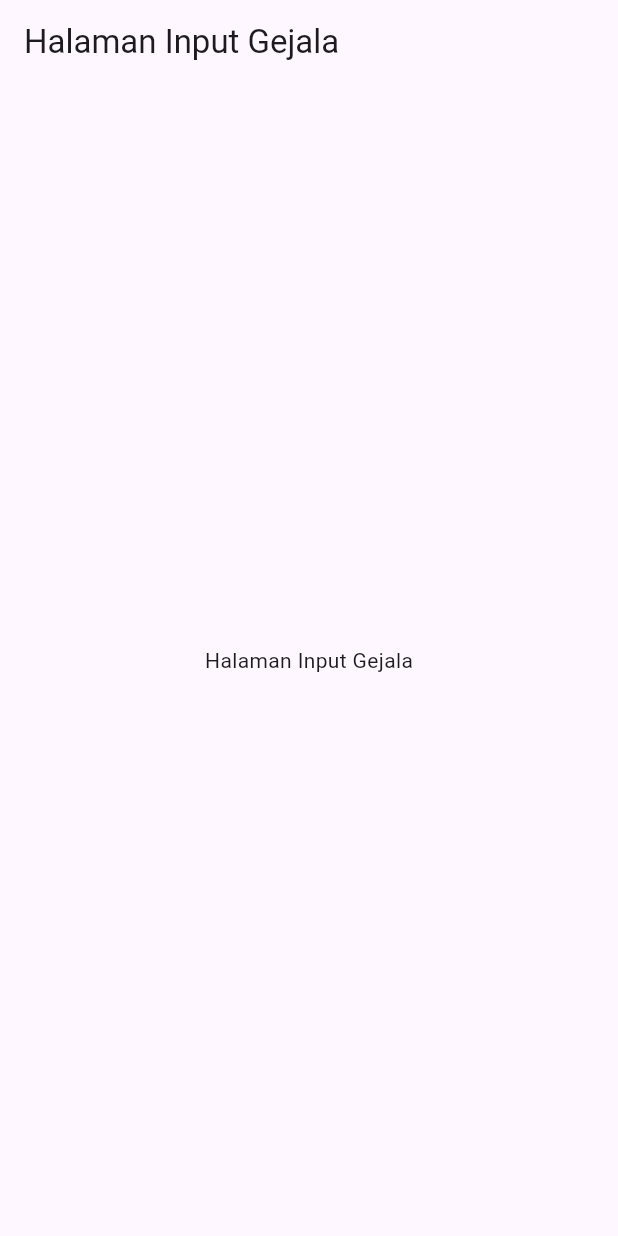
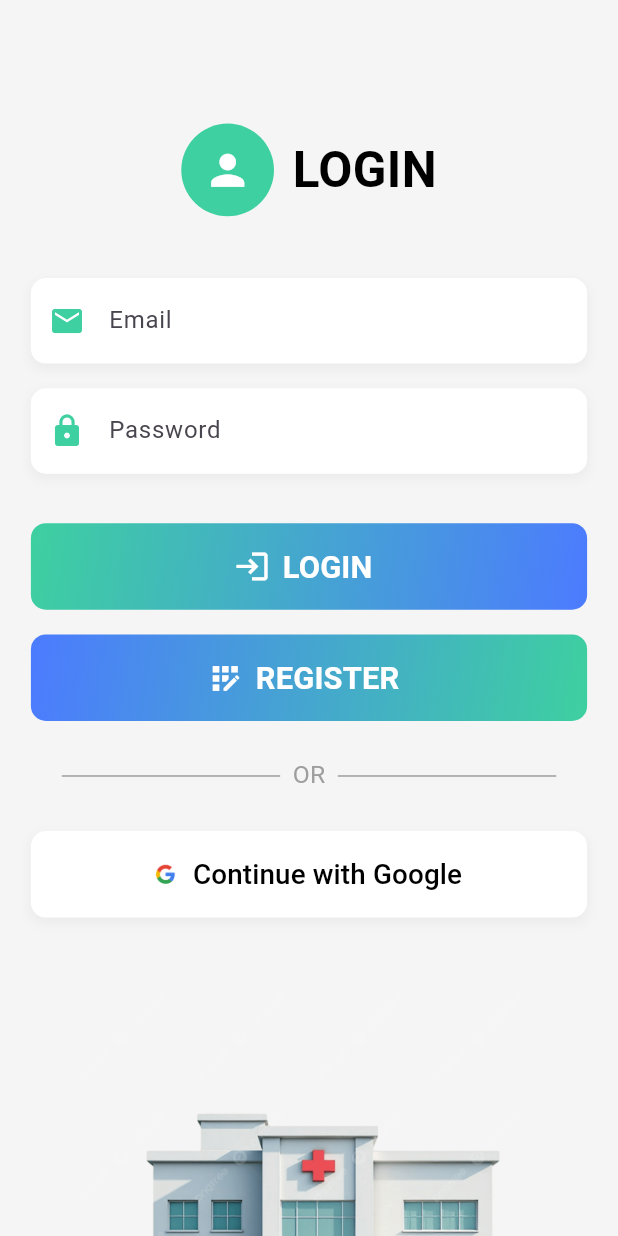
Before and after one commit to 17Richard12/flutter-agent-doctor, a Flutter app: the screen it shows after launch, on a phone screen of 412 x 824 dp. Run offline on Flutter 3.47's test engine with Material 3 defaults, Android fonts, the phone set to English and light mode, and no system bars; our stand-ins replace firebase_core, go_router, google_fonts; accounts and stored records are empty.

Commit message:
buat login register

```diff
--- a/frontend/lib/app/routes/app_router.dart
+++ b/frontend/lib/app/routes/app_router.dart
@@ -1,6 +1,10 @@
+import 'package:frontend/features/auth/presentation/pages/login_page.dart';
+import 'package:frontend/features/auth/presentation/pages/register_page.dart';
 import 'package:go_router/go_router.dart';
 import 'package:flutter/material.dart'; // Untuk BuildContext jika perlu
 // Impor halaman-halaman fitur Anda di sini nanti
+// import 'package:frontend/features/auth/presentation/pages/login_page.dart';
+// import 'package:frontend/features/auth/presentation/pages/register_page.dart';
 // import 'package:mediai_agent/features/symptom_analysis/presentation/pages/symptom_input_page.dart';
 // import 'package:mediai_agent/features/hospital_results/presentation/pages/results_page.dart';
 // import 'package:mediai_agent/features/search_history/presentation/pages/history_page.dart';
@@ -18,8 +22,25 @@ class PlaceholderPage extends StatelessWidget {
 }
 
 final GoRouter router = GoRouter(
-  initialLocation: '/symptom_input', // Rute awal aplikasi
+  // 1. RUTE AWAL DIUBAH KE /login
+  initialLocation: '/login', // Rute awal aplikasi
   routes: [
+    // 2. RUTE LOGIN DITAMBAHKAN
+    GoRoute(
+      path: '/login',
+      name: 'login',
+      builder: (context, state) =>
+          const LoginPage(), // Ganti dengan LoginPage asli nanti
+    ),
+    // 3. RUTE REGISTER DITAMBAHKAN
+    GoRoute(
+      path: '/register',
+      name: 'register',
+      builder: (context, state) =>
+          const RegisterPage(), // Ganti dengan RegisterPage asli nanti
+    ),
+
+    // Rute-rute Anda yang sudah ada
     GoRoute(
       path: '/symptom_input',
       name: 'symptomInput',
--- /dev/null
+++ b/frontend/lib/features/auth/presentation/pages/login_page.dart
@@ -0,0 +1,285 @@
+import 'package:flutter/material.dart';
+import 'package:go_router/go_router.dart'; // Import GoRouter untuk navigasi
+
+class LoginPage extends StatelessWidget {
+  const LoginPage({super.key});
+  static const routeName = '/login';
+
+  @override
+  Widget build(BuildContext context) {
+    // Media Query untuk responsivitas
+    final screenWidth = MediaQuery.of(context).size.width;
+    final screenHeight = MediaQuery.of(context).size.height;
+
+    // Warna yang digunakan
+    const Color primaryTosca = Color(0xFF3ED0A0);
+    const Color primaryBlue = Color(0xFF4C7BFF);
+    const Color lightGreyBackground = Color(0xFFF5F5F5);
+
+    return Scaffold(
+      backgroundColor: lightGreyBackground, // Background abu-abu muda
+      body: SingleChildScrollView(
+        // Agar bisa discroll di layar kecil
+        child: Padding(
+          padding: EdgeInsets.symmetric(
+            horizontal: screenWidth * 0.05, // Padding horizontal responsif
+            vertical: screenHeight * 0.05, // Padding vertikal responsif
+          ),
+          child: Column(
+            mainAxisAlignment: MainAxisAlignment.center,
+            crossAxisAlignment: CrossAxisAlignment.center,
+            children: [
+              SizedBox(height: screenHeight * 0.05), // Spasi atas
+              // Logo dan Tulisan LOGIN
+              Row(
+                mainAxisAlignment: MainAxisAlignment.center,
+                children: [
+                  Container(
+                    width: screenWidth * 0.15, // Ukuran ikon bundar responsif
+                    height: screenWidth * 0.15,
+                    decoration: const BoxDecoration(
+                      color: primaryTosca, // Warna hijau toska
+                      shape: BoxShape.circle,
+                    ),
+                    child: Icon(
+                      Icons.person,
+                      color: Colors.white,
+                      size: screenWidth * 0.08, // Ukuran ikon responsif
+                    ),
+                  ),
+                  SizedBox(width: screenWidth * 0.03),
+                  Text(
+                    'LOGIN',
+                    style: TextStyle(
+                      fontSize: screenWidth * 0.08, // Ukuran teks responsif
+                      fontWeight: FontWeight.bold,
+                      color: Colors.black,
+                    ),
+                  ),
+                ],
+              ),
+              SizedBox(height: screenHeight * 0.05), // Spasi
+              // TextField Email
+              Container(
+                decoration: BoxDecoration(
+                  color: Colors.white, // Background putih untuk TextField
+                  borderRadius: BorderRadius.circular(10), // Sudut melengkung
+                  boxShadow: [
+                    BoxShadow(
+                      color: Colors.grey.withOpacity(0.1),
+                      spreadRadius: 1,
+                      blurRadius: 5,
+                      offset: const Offset(0, 3), // Pergeseran bayangan
+                    ),
+                  ],
+                ),
+                child: TextField(
+                  decoration: InputDecoration(
+                    prefixIcon: Icon(Icons.email, color: primaryTosca),
+                    hintText: 'Email',
+                    border: InputBorder.none, // Hilangkan border default
+                    contentPadding: EdgeInsets.symmetric(
+                      vertical: screenHeight * 0.02,
+                      horizontal: screenWidth * 0.04,
+                    ),
+                  ),
+                ),
+              ),
+              SizedBox(height: screenHeight * 0.02), // Spasi antar TextField
+              // TextField Password
+              Container(
+                decoration: BoxDecoration(
+                  color: Colors.white, // Background putih untuk TextField
+                  borderRadius: BorderRadius.circular(10), // Sudut melengkung
+                  boxShadow: [
+                    BoxShadow(
+                      color: Colors.grey.withOpacity(0.1),
+                      spreadRadius: 1,
+                      blurRadius: 5,
+                      offset: const Offset(0, 3),
+                    ),
+                  ],
+                ),
+                child: TextField(
+                  obscureText: true, // Untuk password
+                  decoration: InputDecoration(
+                    prefixIcon: Icon(Icons.lock, color: primaryTosca),
+                    hintText: 'Password',
+                    border: InputBorder.none, // Hilangkan border default
+                    contentPadding: EdgeInsets.symmetric(
+                      vertical: screenHeight * 0.02,
+                      horizontal: screenWidth * 0.04,
+                    ),
+                  ),
+                ),
+              ),
+              SizedBox(height: screenHeight * 0.04), // Spasi sebelum tombol
+              // Tombol LOGIN
+              Container(
+                width: double.infinity,
+                height: screenHeight * 0.07, // Tinggi tombol responsif
+                decoration: BoxDecoration(
+                  gradient: const LinearGradient(
+                    colors: [
+                      primaryTosca,
+                      primaryBlue,
+                    ], // Gradient hijau toska ke biru
+                    begin: Alignment.topLeft,
+                    end: Alignment.bottomRight,
+                  ),
+                  borderRadius: BorderRadius.circular(10),
+                ),
+                child: ElevatedButton.icon(
+                  onPressed: () {
+                    // Logika login di sini (belum diimplementasi)
+                    print('Tombol Login ditekan');
+                    // context.go('/symptom_input'); // Contoh navigasi setelah login
+                  },
+                  style: ElevatedButton.styleFrom(
+                    backgroundColor:
+                        Colors.transparent, // Transparan agar gradient terlihat
+                    shadowColor: Colors.transparent, // Hilangkan shadow default
+                    shape: RoundedRectangleBorder(
+                      borderRadius: BorderRadius.circular(10),
+                    ),
+                  ),
+                  icon: Icon(
+                    Icons.login,
+                    color: Colors.white,
+                    size: screenWidth * 0.06,
+                  ),
+                  label: Text(
+                    'LOGIN',
+                    style: TextStyle(
+                      color: Colors.white,
+                      fontSize: screenWidth * 0.05,
+                      fontWeight: FontWeight.bold,
+                    ),
+                  ),
+                ),
+              ),
+              SizedBox(height: screenHeight * 0.02), // Spasi antar tombol
+              // Tombol REGISTER
+              Container(
+                width: double.infinity,
+                height: screenHeight * 0.07, // Tinggi tombol responsif
+                decoration: BoxDecoration(
+                  gradient: const LinearGradient(
+                    colors: [
+                      primaryBlue,
+                      primaryTosca,
+                    ], // Gradient biru ke hijau toska
+                    begin: Alignment.topLeft,
+                    end: Alignment.bottomRight,
+                  ),
+                  borderRadius: BorderRadius.circular(10),
+                ),
+                child: ElevatedButton.icon(
+                  onPressed: () {
+                    // Navigasi ke halaman register
+                    context.pushNamed('register');
+                  },
+                  style: ElevatedButton.styleFrom(
+                    backgroundColor: Colors.transparent,
+                    shadowColor: Colors.transparent,
+                    shape: RoundedRectangleBorder(
+                      borderRadius: BorderRadius.circular(10),
+                    ),
+                  ),
+                  icon: Icon(
+                    Icons.app_registration,
+                    color: Colors.white,
+                    size: screenWidth * 0.06,
+                  ),
+                  label: Text(
+                    'REGISTER',
+                    style: TextStyle(
+                      color: Colors.white,
+                      fontSize: screenWidth * 0.05,
+                      fontWeight: FontWeight.bold,
+                    ),
+                  ),
+                ),
+              ),
+              SizedBox(height: screenHeight * 0.03), // Spasi
+              // Teks "OR" dengan garis horizontal
+              Row(
+                children: [
+                  Expanded(
+                    child: Divider(
+                      color: Colors.grey,
+                      thickness: 1,
+                      indent: screenWidth * 0.05,
+                      endIndent: screenWidth * 0.02,
+                    ),
+                  ),
+                  Text(
+                    'OR',
+                    style: TextStyle(
+                      color: Colors.grey,
+                      fontSize: screenWidth * 0.04,
+                    ),
+                  ),
+                  Expanded(
+                    child: Divider(
+                      color: Colors.grey,
+                      thickness: 1,
+                      indent: screenWidth * 0.02,
+                      endIndent: screenWidth * 0.05,
+                    ),
+                  ),
+                ],
+              ),
+              SizedBox(height: screenHeight * 0.03), // Spasi
+              // Tombol "Continue with Google"
+              Container(
+                width: double.infinity,
+                height: screenHeight * 0.07,
+                decoration: BoxDecoration(
+                  color: Colors.white,
+                  borderRadius: BorderRadius.circular(10),
+                  boxShadow: [
+                    BoxShadow(
+                      color: Colors.grey.withOpacity(0.1),
+                      spreadRadius: 1,
+                      blurRadius: 5,
+                      offset: const Offset(0, 3),
+                    ),
+                  ],
+                ),
+                child: TextButton.icon(
+                  onPressed: () {
+                    print('Continue with Google');
+                  },
+                  icon: Image.asset(
+                    'assets/google_logo.png', // Anda perlu menambahkan logo Google di sini jika ingin ikon
+                    height: screenWidth * 0.05,
+                  ),
+                  label: Text(
+                    'Continue with Google',
+                    style: TextStyle(
+                      color: Colors.black,
+                      fontSize: screenWidth * 0.045,
+                      fontWeight: FontWeight.w500,
+                    ),
+                  ),
+                ),
+              ),
+              SizedBox(
+                height: screenHeight * 0.05,
+              ), // Spasi sebelum gambar rumah sakit
+              // Ilustrasi rumah sakit
+              Image.asset(
+                'assets/hospital.png',
+                width: screenWidth * 0.8, // Ukuran gambar responsif
+                fit: BoxFit.fitWidth,
+              ),
+
+              SizedBox(height: screenHeight * 0.02), // Spasi bawah
+            ],
+          ),
+        ),
+      ),
+    );
+  }
+}
--- a/frontend/lib/main.dart
+++ b/frontend/lib/main.dart
@@ -1,6 +1,10 @@
+import 'package:firebase_core/firebase_core.dart';
 import 'package:flutter/material.dart';
 import 'package:frontend/app/app.dart';
+import 'package:frontend/firebase_options.dart';
 
-void main() {
+void main() async {
+  WidgetsFlutterBinding.ensureInitialized();
+  await Firebase.initializeApp(options: DefaultFirebaseOptions.currentPlatform);
   runApp(const MyApp());
 }
--- a/frontend/pubspec.yaml
+++ b/frontend/pubspec.yaml
@@ -36,10 +36,13 @@ dependencies:
   go_router:
   sqflite:
   geolocator:
+  firebase_core:
+  firebase_auth:
 
   # The following adds the Cupertino Icons font to your application.
   # Use with the CupertinoIcons class for iOS style icons.
   cupertino_icons: ^1.0.8
+  google_fonts: ^6.3.2
 
 dev_dependencies:
   flutter_test:
@@ -65,6 +68,8 @@ flutter:
   # included with your application, so that you can use the icons in
   # the material Icons class.
   uses-material-design: true
+  assets:
+    - assets/
 
   # To add assets to your application, add an assets section, like this:
   # assets:
```
Also changed, not shown: frontend/lib/features/auth/presentation/pages/register_page.dart (added, +301 -0 lines), frontend/assets/google_logo.png (added), frontend/assets/hospital.png (added), frontend/firebase.json (added), frontend/lib/features/auth/data/repositories/auth_repository.dart (added), frontend/lib/features/auth/presentation/bloc/auth_bloc.dart (added), frontend/lib/features/auth/presentation/bloc/auth_event.dart (added), frontend/lib/features/auth/presentation/bloc/auth_state.dart (added), frontend/lib/features/auth/presentation/cubit/login/login_cubit.dart (added), frontend/lib/features/auth/presentation/cubit/login/login_state.dart (added), frontend/lib/features/auth/presentation/cubit/register/register_cubit.dart (added), frontend/lib/features/auth/presentation/cubit/register/register_state.dart (added), frontend/lib/features/auth/presentation/widgets/custom_auth_button.dart (added), frontend/lib/features/auth/presentation/widgets/custom_text_form_field.dart (added), 1 more files, 10 other files.
